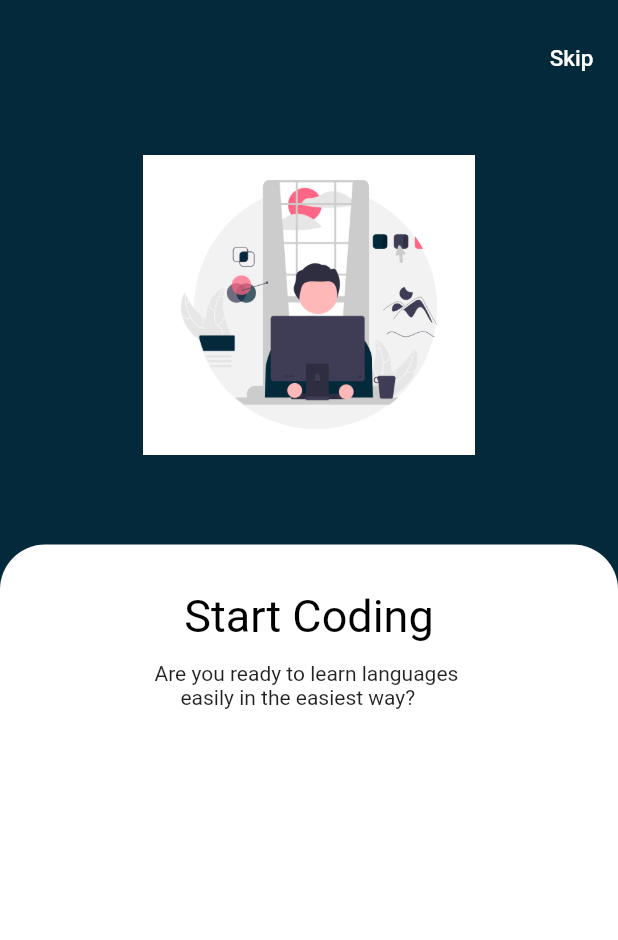
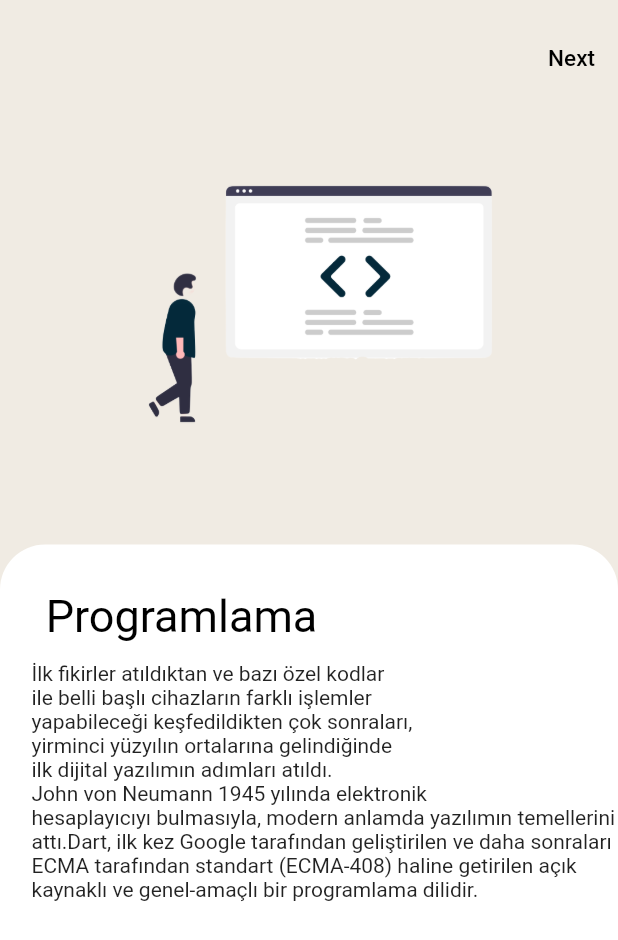
Before and after one commit to miracxdev/infoScreen2, a Flutter app: the screen it shows after launch, on a phone screen of 412 x 824 dp. Shown: the top 940 px of the screen. Run offline on Flutter 3.47's test engine with Material 2 defaults, Android fonts, the phone set to English and light mode, and no system bars.

Commit message:
proje bitt

```diff
--- a/lib/screens/first_screen.dart
+++ b/lib/screens/first_screen.dart
@@ -1,4 +1,5 @@
 import 'package:flutter/material.dart';
+import 'package:info_screen2/screens/second_screen.dart';
 
 class FirstScreen extends StatelessWidget {
   const FirstScreen({super.key});
@@ -6,17 +7,19 @@ class FirstScreen extends StatelessWidget {
   @override
   Widget build(BuildContext context) {
     return Scaffold(
-      backgroundColor: Color(0xff04293A),
+      backgroundColor: Color(0xffF0EBE3),
       body: SingleChildScrollView(
         child: Column(
           children: [
             Padding(
               padding: const EdgeInsets.only(left: 350, top: 15),
               child: TextButton(
-                  onPressed: (() {}),
+                  onPressed: (() {
+                    Navigator.pushAndRemoveUntil(context, MaterialPageRoute(builder: (context) => SecondScreen(),), (route) => true);
+                  }),
                   child: Text(
-                    "Skip",
-                    style: TextStyle(color: Colors.white, fontSize: 15),
+                    "Next",
+                    style: TextStyle(color: Colors.black, fontSize: 15),
                   )),
             ),
             Padding(
@@ -33,7 +36,7 @@ class FirstScreen extends StatelessWidget {
               height: 60,
             ),
             Container(
-              height: 700,
+              height: 500,
               width: double.infinity,
               decoration: BoxDecoration(
                   color: Colors.white,
@@ -42,13 +45,18 @@ class FirstScreen extends StatelessWidget {
                       topRight: Radius.circular(30))),
               child: Column(
                 children: [
-                  SizedBox(height: 30,),
-                  Text(
-                  "Start Coding",
-                  style: TextStyle(color: Colors.black, fontSize: 30),
-                ),
-                SizedBox(height: 13,),
-                Text("Are you ready to learn languages \n     easily in the easiest way?")
+                  Padding(
+                    padding: const EdgeInsets.only(top: 30, right: 170),
+                    child: Text(
+                      "Programlama",
+                      style: TextStyle(color: Colors.black, fontSize: 30),
+                    ),
+                  ),
+                  Padding(
+                    padding: const EdgeInsets.only(top: 13, left: 21),
+                    child: Text(
+                        "İlk fikirler atıldıktan ve bazı özel kodlar\nile belli başlı cihazların farklı işlemler\nyapabileceği keşfedildikten çok sonraları,\nyirminci yüzyılın ortalarına gelindiğinde\nilk dijital yazılımın adımları atıldı.\nJohn von Neumann 1945 yılında elektronik\nhesaplayıcıyı bulmasıyla, modern anlamda yazılımın temellerini attı.Dart, ilk kez Google tarafından geliştirilen ve daha sonraları ECMA tarafından standart (ECMA-408) haline getirilen açık kaynaklı ve genel-amaçlı bir programlama dilidir."),
+                  ),
                 ],
               ),
             )
```
Also changed, not shown: lib/screens/second_screen.dart (+61 -1 lines), assets/images/designer.png (deleted), assets/images/developer.png, assets/images/mobile.png (added), pubspec.yaml (line endings or trailing spaces).
